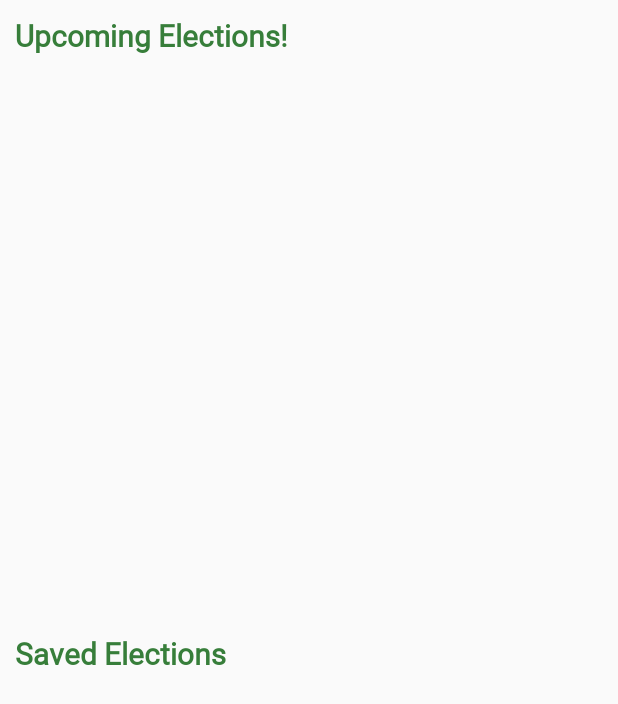
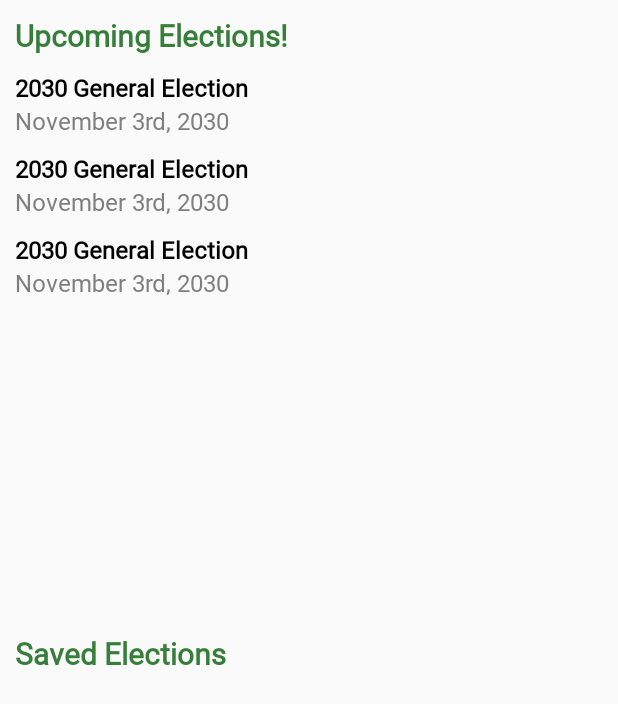
Before and after one commit to simbastart001/PolticalPreparedness-App, an Android app: the layout fragment_election.xml on its own in the app's theme, with its tools: preview values and no code run, on a phone screen of 412 x 824 dp. Shown: the top 704 px of the screen. Run offline under Robolectric (Android 15) with nearby library versions, the phone set to English and light mode, and no system bars.

Commit message:
Update gitingore file

```diff
--- a/app/src/main/java/com/example/android/politicalpreparedness/election/ElectionsFragment.kt
+++ b/app/src/main/java/com/example/android/politicalpreparedness/election/ElectionsFragment.kt
@@ -15,6 +15,7 @@ import com.example.android.politicalpreparedness.R
 import com.example.android.politicalpreparedness.databinding.FragmentElectionBinding
 import com.example.android.politicalpreparedness.election.adapter.ElectionListAdapter
 import com.example.android.politicalpreparedness.election.adapter.ElectionListener
+import timber.log.Timber
 
 
 /**
@@ -50,6 +51,8 @@ class ElectionsFragment : Fragment() {
             container, false
         )
 
+        Timber.i("Elections", "ElectionsFragment created!")
+
         binding.lifecycleOwner = this
         binding.viewModel = viewModel
 
--- a/app/src/main/java/com/example/android/politicalpreparedness/election/ElectionsRepository.kt
+++ b/app/src/main/java/com/example/android/politicalpreparedness/election/ElectionsRepository.kt
@@ -15,6 +15,7 @@ import kotlinx.coroutines.Dispatchers
 import kotlinx.coroutines.withContext
 import java.lang.Exception
 import com.example.android.politicalpreparedness.utils.Result
+import timber.log.Timber
 
 /**
  * @DrStart:    ElectionRepository is the single source of truth for the ElectionViewModel and
@@ -68,7 +69,7 @@ class ElectionsRepository(private val database: ElectionDatabase) {
                 Result.Success(service.getUpcomingElections())
             }
         } catch (e: Exception) {
-            Log.d(TAG, "Error refreshElections: " + e.message)
+            Timber.i(TAG, "Error refreshElections: " + e.message)
             Result.Error(e.localizedMessage)
         }
     }
@@ -81,4 +82,4 @@ class ElectionsRepository(private val database: ElectionDatabase) {
 
 }
 
-private const val TAG = "ElectionsRepository"
+private const val TAG = "Elections"
--- a/app/src/main/java/com/example/android/politicalpreparedness/election/ElectionsViewModel.kt
+++ b/app/src/main/java/com/example/android/politicalpreparedness/election/ElectionsViewModel.kt
@@ -1,6 +1,7 @@
 package com.example.android.politicalpreparedness.election
 
 import android.app.Application
+import android.content.ContentValues
 import android.util.Log
 import androidx.lifecycle.AndroidViewModel
 import androidx.lifecycle.LiveData
@@ -14,6 +15,7 @@ import com.example.android.politicalpreparedness.utils.NavigationCommand
 import com.example.android.politicalpreparedness.utils.SingleLiveEvent
 import kotlinx.coroutines.launch
 import com.example.android.politicalpreparedness.utils.Result
+import timber.log.Timber
 
 /**
  * @DrStart:    ElectionViewModel will be responsible for preparing and managing the data for
@@ -36,16 +38,19 @@ class ElectionsViewModel(app: Application) : AndroidViewModel(app) {
     val savedElections = electionsRepository.getSaveElections()
 
     init {
+        Timber.i("Elections", "ElectionsViewModel created!")
         showLoading.value = true
         viewModelScope.launch {
             val result = electionsRepository.refreshElections()
             showLoading.value = false
             when (result) {
                 is Result.Success -> {
+                    Timber.i("Elections", "Success:  + ${result.data.elections}")
                     _upcomingElections.value = result.data.elections
                 }
 
                 is Result.Error -> {
+                    Timber.i("Elections", "Error:  + " + result.message)
                     _upcomingElections.value = emptyList()
                     showToast.value = app.getString(R.string.error_upcoming_election)
                 }
--- a/app/src/main/res/layout/fragment_election.xml
+++ b/app/src/main/res/layout/fragment_election.xml
@@ -31,6 +31,7 @@
             android:layout_width="match_parent"
             android:layout_height="0dp"
             android:layout_margin="10dp"
+            tools:listitem="@layout/item_election"
             app:layoutManager="androidx.recyclerview.widget.LinearLayoutManager"
             app:layout_constraintBottom_toTopOf="@id/center"
             app:layout_constraintLeft_toLeftOf="parent"
--- a/app/src/main/res/layout/item_election.xml
+++ b/app/src/main/res/layout/item_election.xml
@@ -1,6 +1,7 @@
 <?xml version="1.0" encoding="utf-8"?>
 <layout xmlns:android="http://schemas.android.com/apk/res/android"
-    xmlns:app="http://schemas.android.com/apk/res-auto">
+    xmlns:app="http://schemas.android.com/apk/res-auto"
+    xmlns:tools="http://schemas.android.com/tools">
 
     <data>
 
@@ -27,7 +28,8 @@
             android:layout_height="wrap_content"
             android:text="@{election.name}"
             app:layout_constraintLeft_toLeftOf="parent"
-            app:layout_constraintTop_toTopOf="parent" />
+            app:layout_constraintTop_toTopOf="parent"
+            tools:text="2030 General Election" />
 
         <TextView
             android:id="@+id/election_day"
@@ -36,7 +38,8 @@
             android:layout_height="wrap_content"
             app:dateText="@{election.electionDay}"
             app:layout_constraintLeft_toLeftOf="parent"
-            app:layout_constraintTop_toBottomOf="@id/election_name" />
+            app:layout_constraintTop_toBottomOf="@id/election_name"
+            tools:text="November 3rd, 2030" />
 
     </androidx.constraintlayout.widget.ConstraintLayout>
 
```
Also changed, not shown: 1 other file.
